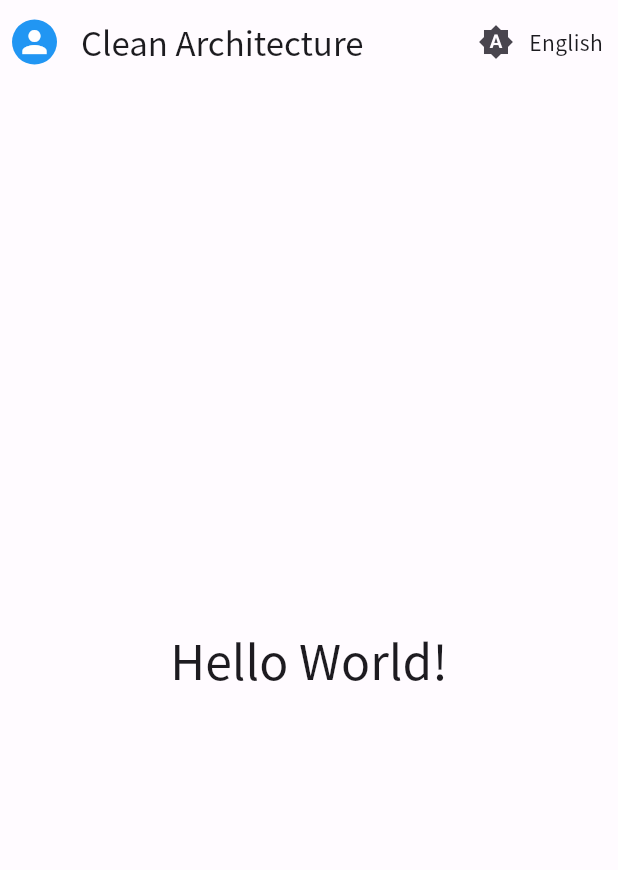
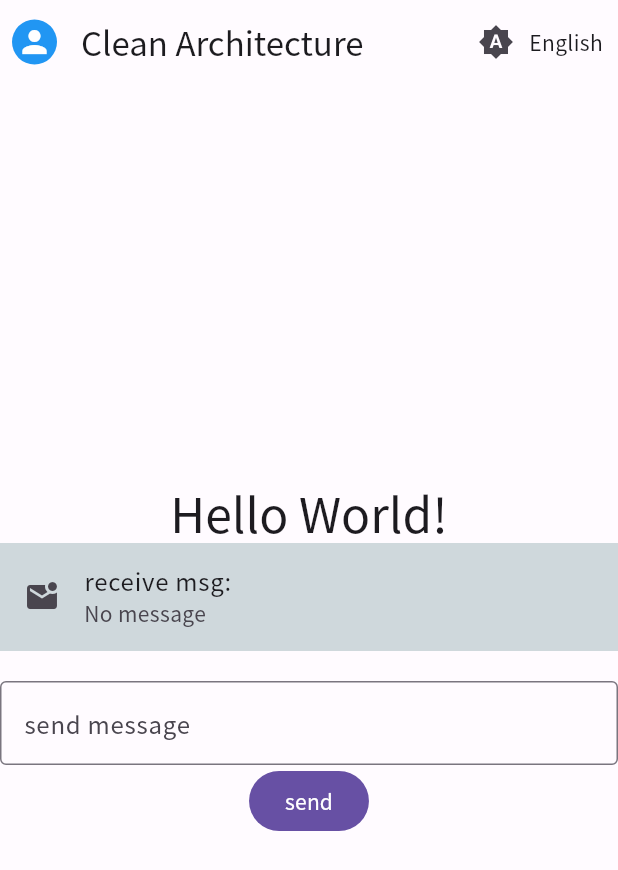
Before and after one commit to JasonYHZ/flutter_clean_architecture, a Flutter app: the screen it shows after launch, on a phone screen of 412 x 824 dp. Shown: the top 870 px of the screen. Run offline on Flutter 3.47's test engine with Material 3 defaults, Android fonts, the light colour scheme and no system bars; our stand-ins replace cached_network_image, dio, drift, flutter_animate, flutter_hooks, flutter_secure_storage and 6 more; missing offline and left inert: sqlite3; accounts and stored records are empty; generated files the repository leaves out were written again; network calls fail.

Commit message:
feature: add websocket use

```diff
--- a/lib/data/source/network/websocket.dart
+++ b/lib/data/source/network/websocket.dart
@@ -42,7 +42,8 @@ class WebsocketImpl implements Websocket {
   @override
   void connect() {
     _channel = WebSocketChannel.connect(
-      Uri.parse('ws://192.168.2.135:8888'),
+      // Uri.parse('ws://192.168.2.135:8888'),
+      Uri.parse('ws://124.222.224.186:8800'),
     );
 
     _channel?.stream.listen(
@@ -58,11 +59,7 @@ class WebsocketImpl implements Websocket {
       cancelOnError: true,
     );
 
-
     _onConnectedController.add(null);
-
-
-
   }
 
 
--- a/lib/main.dart
+++ b/lib/main.dart
@@ -1,5 +1,6 @@
 import 'package:flutter/material.dart';
 import 'package:flutter_animate/flutter_animate.dart';
+import 'package:flutter_clean_architecture/presentation/providers.dart';
 import 'package:flutter_secure_storage/flutter_secure_storage.dart';
 import 'package:hooks_riverpod/hooks_riverpod.dart';
 import 'package:shared_preferences/shared_preferences.dart';
@@ -19,16 +20,31 @@ void main() async {
   runApp(const ProviderScope(child: _EagerInitialization(child: AppRoot())));
 }
 
-class _EagerInitialization extends HookConsumerWidget {
+class _EagerInitialization extends StatefulHookConsumerWidget {
   const _EagerInitialization({required this.child});
 
   final Widget child;
 
   @override
-  Widget build(BuildContext context, WidgetRef ref) {
+  ConsumerState<_EagerInitialization> createState() =>
+      _EagerInitializationState();
+}
+
+class _EagerInitializationState extends ConsumerState<_EagerInitialization> {
+  @override
+  void initState() {
+    super.initState();
+
+    WidgetsBinding.instance.addPostFrameCallback((_) {
+      ref.read(websocketNotifierProvider).connect();
+    });
+  }
+
+  @override
+  Widget build(BuildContext context) {
     ref.watch(appStateNotificationProvider);
 
     ref.watch(appStateNotificationProvider.notifier).loadingUser();
-    return child;
+    return widget.child;
   }
 }
--- a/lib/presentation/index/index.dart
+++ b/lib/presentation/index/index.dart
@@ -2,6 +2,7 @@ import 'package:cached_network_image/cached_network_image.dart';
 import 'package:flutter/material.dart';
 import 'package:flutter_clean_architecture/presentation/providers.dart';
 import 'package:flutter_clean_architecture/presentation/utils/extension.dart';
+import 'package:flutter_hooks/flutter_hooks.dart';
 import 'package:hooks_riverpod/hooks_riverpod.dart';
 
 import '../app.dart';
@@ -13,6 +14,10 @@ class IndexView extends HookConsumerWidget {
   @override
   Widget build(BuildContext context, WidgetRef ref) {
     final appStateNotification = ref.watch(appStateNotificationProvider);
+
+    final onMsg = ref.watch(websocketNotifierProvider).onMessage;
+
+    final msg = useState<String>("");
 
     return Scaffold(
       appBar: AppBar(
@@ -136,9 +141,38 @@ class IndexView extends HookConsumerWidget {
             FilledButton(
                 onPressed: () async {
                   ref.read(userUseCaseNotifierProvider).deleteUser();
-                  ref.watch(appStateNotificationProvider.notifier).setUser(null);
+                  ref
+                      .watch(appStateNotificationProvider.notifier)
+                      .setUser(null);
                 },
-                child: const Text('Logout'))
+                child: const Text('Logout')),
+          StreamBuilder<String>(
+              stream: onMsg,
+              builder: (context, snapshot) {
+                return ListTile(
+                  tileColor: Colors.blueGrey[100],
+                  leading: const Icon(Icons.mark_email_unread),
+                  title: const Text('receive msg:'),
+                  subtitle: Text(snapshot.data ?? 'No message'),
+                );
+              }),
+          const SizedBox(
+            height: 20,
+          ),
+          TextField(
+            decoration: const InputDecoration(
+              border: OutlineInputBorder(),
+              labelText: "send message",
+            ),
+            onChanged: (value) {
+              msg.value = value;
+            },
+          ),
+          FilledButton(
+              onPressed: () {
+                ref.read(websocketNotifierProvider).send(msg.value);
+              },
+              child: const Text('send'))
         ],
       ),
     );
```
Also changed, not shown: 2 other files.
